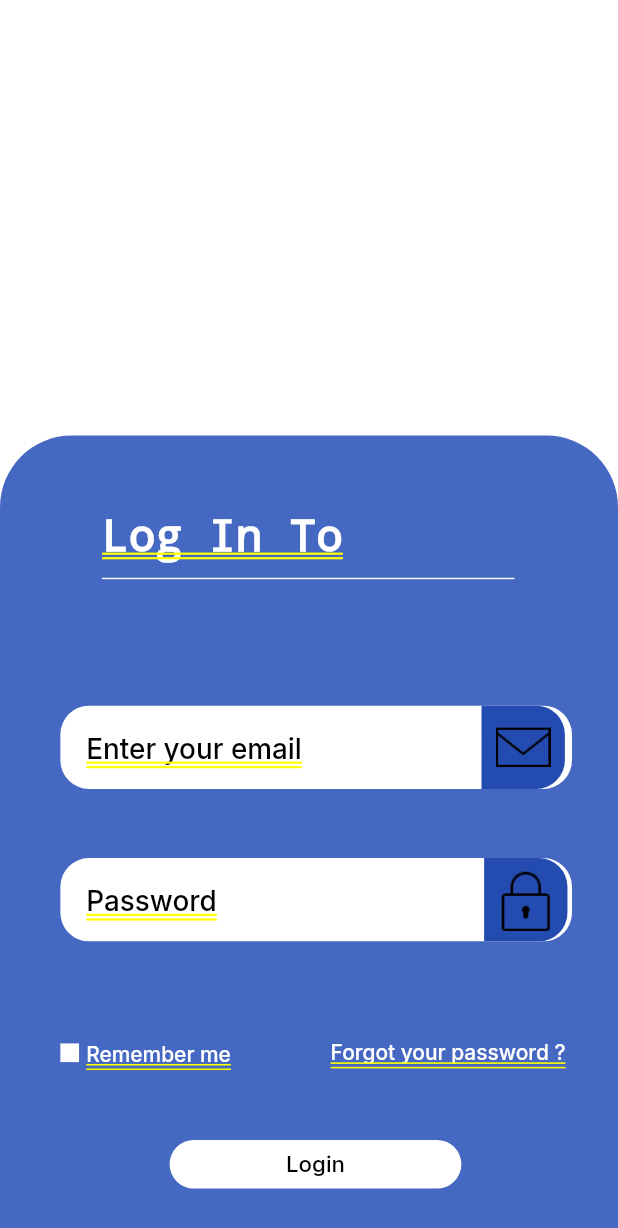
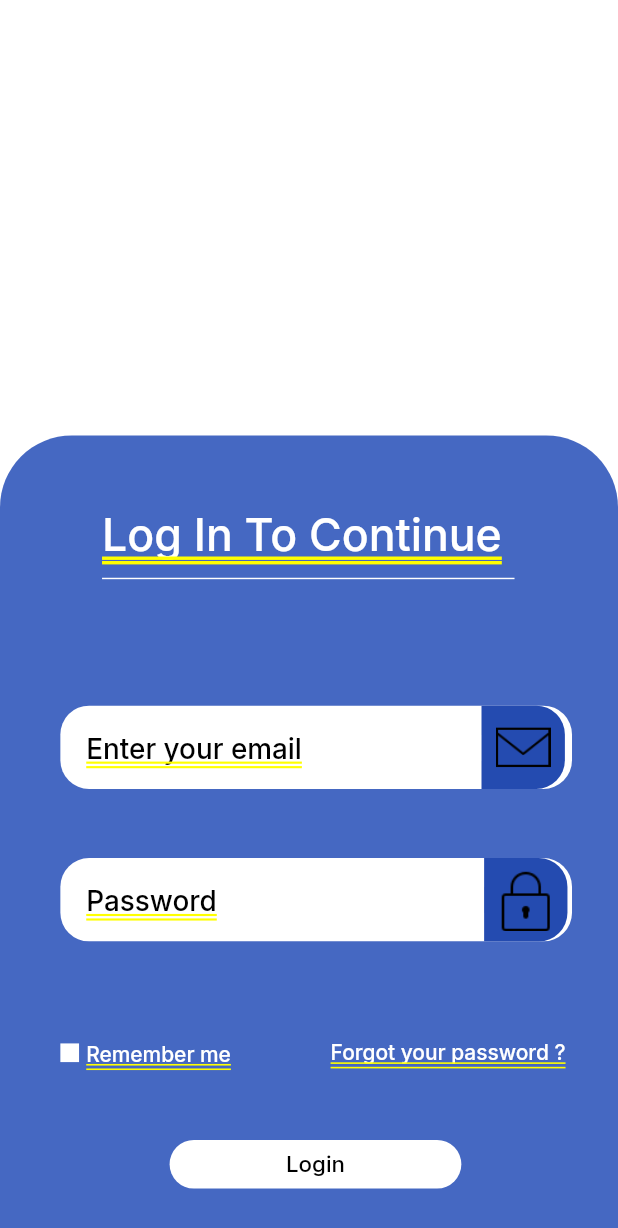
Before and after one commit to ShehanAmantha1/SDGP, a Flutter app: the screen it shows after launch, after a tap on "Login", on a phone screen of 412 x 824 dp. Shown: the top 1228 px of the screen. Run offline on Flutter 3.47's test engine with Material 2 defaults, Android fonts, the phone set to English and light mode, and no system bars; our stand-ins replace google_fonts, image_picker; missing offline and left inert: tflite.

Commit message:
Revert "change"
This reverts commit 5d3cf12976fde5a5c52ddf826ae3da0ce886ec0b.

```diff
--- a/SDGP/lib/pages/login-page.dart
+++ b/SDGP/lib/pages/login-page.dart
@@ -55,9 +55,10 @@ class _LoaginPageState extends State<LoaginPage> {
                   height: 39 * fem,
                   child: Text(
                     'Log In To Continue',
-                    style: TextStyle(
+                    style: SafeGoogleFont(
+                      'Inter',
                       fontSize: 32 * ffem,
-                      fontWeight: FontWeight.bold,
+                      fontWeight: FontWeight.w500,
                       height: 1.2125 * ffem / fem,
                       color: Color(0xffffffff),
                     ),
```
Also changed, not shown: 1 other file.
